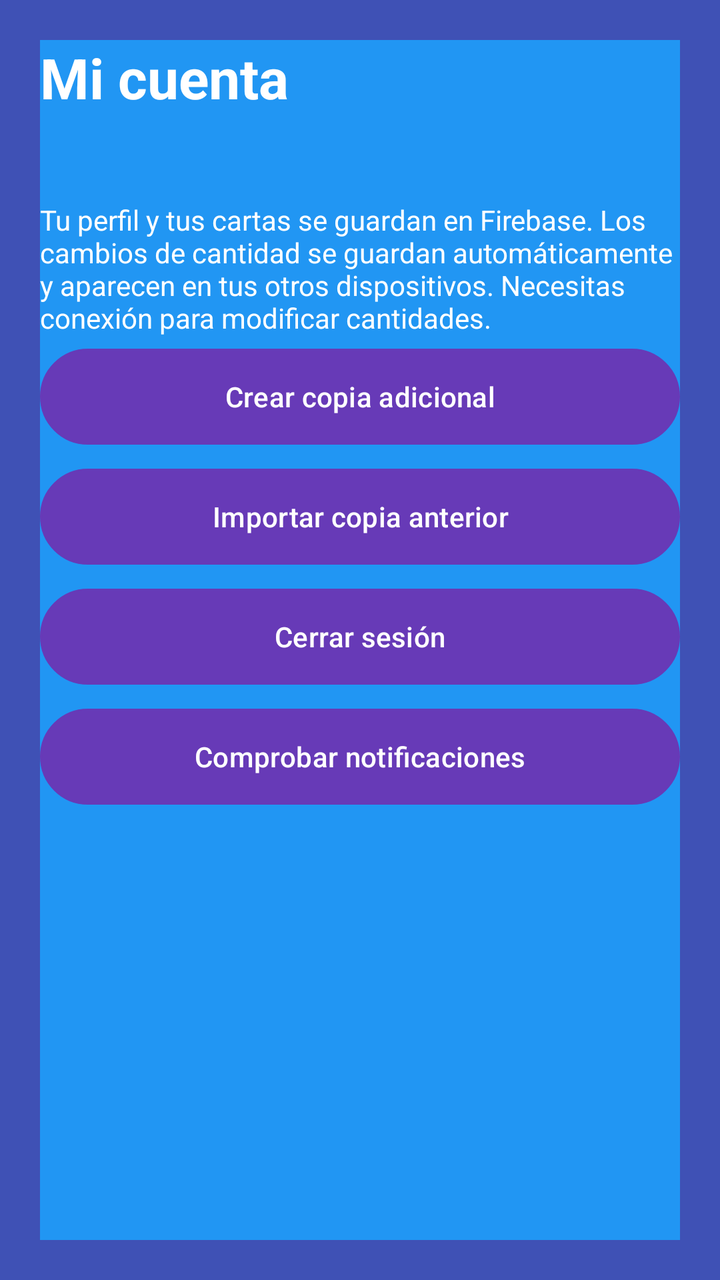
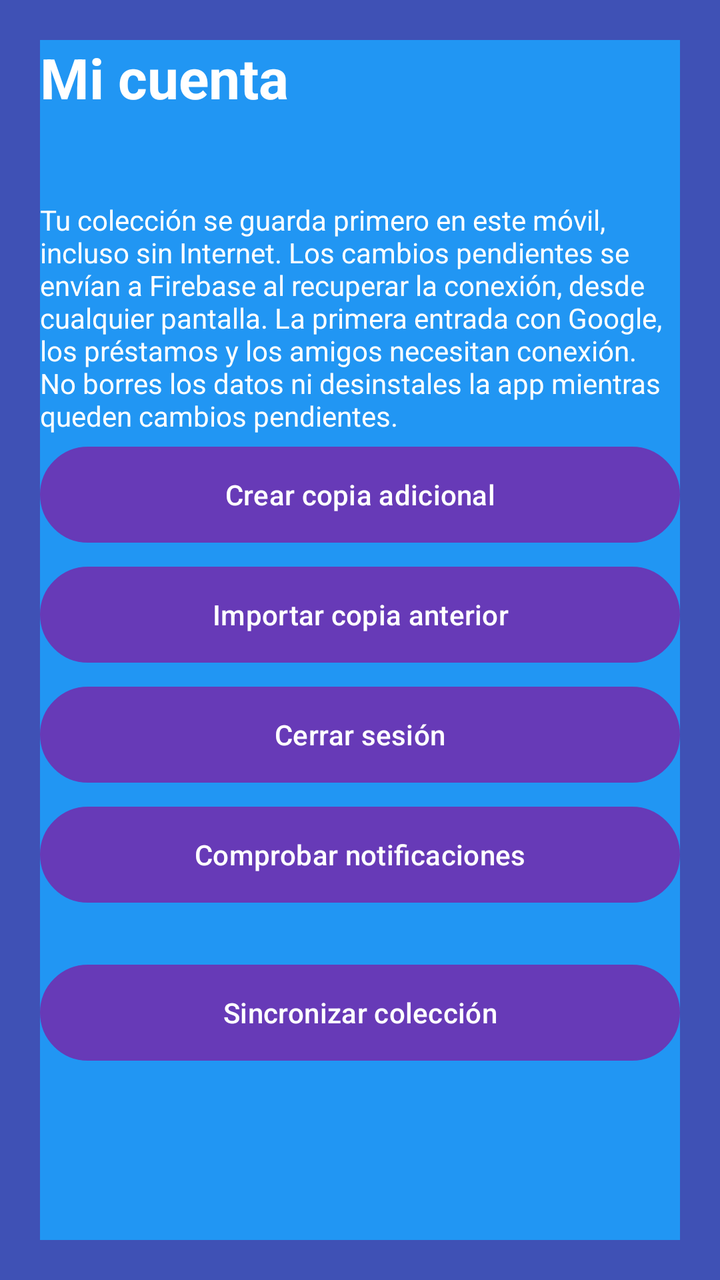

Before-and-after screenshots of an Android layout around one commit, followed by the original layout XML and the change that was made.
<!-- AndroidManifest.xml: application theme Theme.InkShare -->
<!-- res/layout/activity_cuenta.xml -->
<?xml version="1.0" encoding="utf-8"?>
<ScrollView xmlns:android="http://schemas.android.com/apk/res/android"
    android:id="@+id/main"
    android:layout_width="match_parent"
    android:layout_height="match_parent"
    android:background="#3F51B5"
    android:backgroundTint="#3F51B5"
    android:fillViewport="true"
    android:padding="20dp">

    <LinearLayout
        android:layout_width="match_parent"
        android:layout_height="wrap_content"
        android:background="#2196F3"
        android:orientation="vertical">

        <TextView android:textColor="@color/white"
            android:layout_width="match_parent"
            android:layout_height="wrap_content"
            android:text="Mi cuenta"
            android:textSize="28sp"
            android:textStyle="bold" />

        <TextView android:textColor="@color/white"
            android:id="@+id/account"
            android:layout_width="match_parent"
            android:layout_height="wrap_content"
            android:layout_marginBottom="24dp"
            android:textIsSelectable="true" />

        <TextView android:textColor="@color/white"
            android:layout_width="match_parent"
            android:layout_height="wrap_content"
            android:text="Tu perfil y tus cartas se guardan en Firebase. Los cambios de cantidad se guardan automáticamente y aparecen en tus otros dispositivos. Necesitas conexión para modificar cantidades." />

        <Button android:textColor="@color/white"
            android:id="@+id/backup"
            android:layout_width="match_parent"
            android:layout_height="wrap_content"
            android:background="@drawable/bg_boton_morado"
            android:text="Crear copia adicional"     android:layout_marginTop="@dimen/button_half_gap"
            android:layout_marginBottom="@dimen/button_half_gap"
        />

        <Button android:textColor="@color/white"
            android:id="@+id/restore"
            android:layout_width="match_parent"
            android:layout_height="wrap_content"
            android:background="@drawable/bg_boton_morado"
            android:text="Importar copia anterior"     android:layout_marginTop="@dimen/button_half_gap"
            android:layout_marginBottom="@dimen/button_half_gap"
        />

        <Button android:textColor="@color/white"
            android:id="@+id/importLegacy"
            android:layout_width="match_parent"
            android:layout_height="wrap_content"
            android:background="@drawable/bg_boton_morado"
            android:text="Importar colección anterior"
            android:visibility="gone"     android:layout_marginTop="@dimen/button_half_gap"
            android:layout_marginBottom="@dimen/button_half_gap"
        />

        <Button android:textColor="@color/white"
            android:id="@+id/logout"
            android:layout_width="match_parent"
            android:layout_height="wrap_content"
            android:background="@drawable/bg_boton_morado"
            android:text="Cerrar sesión"     android:layout_marginTop="@dimen/button_half_gap"
            android:layout_marginBottom="@dimen/button_half_gap"
        />

        <Button android:textColor="@color/white"
            android:id="@+id/checkNotifications"
            android:layout_width="match_parent"
            android:layout_height="wrap_content"
            android:background="@drawable/bg_boton_morado"
            android:text="Comprobar notificaciones"
            android:layout_marginTop="@dimen/button_half_gap"
            android:layout_marginBottom="@dimen/button_half_gap" />

        <ProgressBar
            android:id="@+id/cloudProgress"
            android:layout_width="match_parent"
            android:layout_height="wrap_content"
            android:visibility="gone" />

        <TextView android:textColor="@color/white"
            android:id="@+id/cloudStatus"
            android:layout_width="match_parent"
            android:layout_height="wrap_content"
            android:accessibilityLiveRegion="polite" />
    </LinearLayout>
</ScrollView>
<!-- resources referenced by this layout -->
<resources>
  <color name="white">#FFFFFFFF</color>
  <dimen name="button_half_gap">6dp</dimen>
  <!-- drawable bg_boton_morado (drawable) -->
  <?xml version="1.0" encoding="utf-8"?>
  <shape xmlns:android="http://schemas.android.com/apk/res/android"
      android:shape="rectangle">
  
      <gradient
          android:angle="0"
          android:startColor="#4B09C1"
          android:endColor="#8614D4" />
  
      <corners android:radius="28dp" />
  
      <stroke
          android:width="1dp"
          android:color="#7650E5" />
  
      <padding
          android:left="16dp"
          android:top="8dp"
          android:right="16dp"
          android:bottom="8dp" />
  
  </shape>
  <style name="Theme.InkShare" parent="Base.Theme.InkShare" />
  <style name="Base.Theme.InkShare" parent="Fixed.Theme.InkShare" />
  <style name="Fixed.Theme.InkShare" parent="Theme.Material3.Dark.NoActionBar">
          <item name="android:forceDarkAllowed">false</item>
          <item name="android:windowLightStatusBar">false</item>
          <item name="android:windowLightNavigationBar">false</item>
          <item name="android:textColor">@color/white</item>
          <item name="android:textColorPrimary">@color/white</item>
          <item name="android:textColorSecondary">@color/white</item>
          <item name="android:textColorTertiary">@color/white</item>
          <item name="android:textColorPrimaryInverse">@color/white</item>
          <item name="android:textColorSecondaryInverse">@color/white</item>
          <item name="android:textColorHint">@color/white</item>
          <item name="android:textColorLink">@color/white</item>
          <item name="colorPrimary">#673AB7</item>
          <item name="colorOnPrimary">@color/white</item>
          <item name="colorOnPrimaryContainer">@color/white</item>
          <item name="colorOnSecondary">@color/white</item>
          <item name="colorOnSecondaryContainer">@color/white</item>
          <item name="colorOnTertiary">@color/white</item>
          <item name="colorOnTertiaryContainer">@color/white</item>
          <item name="colorOnSurface">@color/white</item>
          <item name="colorOnSurfaceVariant">@color/white</item>
          <item name="colorOnBackground">@color/white</item>
          <item name="buttonBarPositiveButtonStyle">@style/InkShare.DialogButton</item>
          <item name="buttonBarNegativeButtonStyle">@style/InkShare.DialogButton</item>
          <item name="buttonBarNeutralButtonStyle">@style/InkShare.DialogButton</item>
          <item name="tabStyle">@style/InkShare.Tabs</item>
      </style>
  <style name="InkShare.DialogButton" parent="Widget.Material3.Button.TextButton.Dialog">
          <item name="android:textColor">@color/white</item>
      </style>
  <style name="InkShare.Tabs" parent="Widget.Material3.TabLayout">
          <item name="tabTextColor">@color/white</item>
          <item name="tabSelectedTextColor">@color/white</item>
      </style>
</resources>

<!-- the commit's change to res/layout/activity_cuenta.xml (unified diff, before → after) -->
@@ -31,7 +31,7 @@
         <TextView android:textColor="@color/white"
             android:layout_width="match_parent"
             android:layout_height="wrap_content"
-            android:text="Tu perfil y tus cartas se guardan en Firebase. Los cambios de cantidad se guardan automáticamente y aparecen en tus otros dispositivos. Necesitas conexión para modificar cantidades." />
+            android:text="Tu colección se guarda primero en este móvil, incluso sin Internet. Los cambios pendientes se envían a Firebase al recuperar la conexión, desde cualquier pantalla. La primera entrada con Google, los préstamos y los amigos necesitan conexión. No borres los datos ni desinstales la app mientras queden cambios pendientes." />
 
         <Button android:textColor="@color/white"
             android:id="@+id/backup"
@@ -79,6 +79,30 @@
             android:layout_marginTop="@dimen/button_half_gap"
             android:layout_marginBottom="@dimen/button_half_gap" />
 
+        <TextView android:textColor="@color/white"
+            android:id="@+id/collectionSyncStatus"
+            android:layout_width="match_parent"
+            android:layout_height="wrap_content"
+            android:accessibilityLiveRegion="polite" />
+        <Button android:textColor="@color/white"
+            android:id="@+id/retryCollectionSync"
+            android:layout_width="match_parent"
+            android:layout_height="wrap_content"
+            android:background="@drawable/bg_boton_morado"
+            android:text="Sincronizar colección"
+            android:layout_marginTop="@dimen/button_half_gap"
+            android:layout_marginBottom="@dimen/button_half_gap" />
+
+        <Button android:textColor="@color/white"
+            android:id="@+id/resolveCollectionConflict"
+            android:layout_width="match_parent"
+            android:layout_height="wrap_content"
+            android:background="@drawable/bg_boton_morado"
+            android:text="Resolver cambio en conflicto"
+            android:visibility="gone"
+            android:layout_marginTop="@dimen/button_half_gap"
+            android:layout_marginBottom="@dimen/button_half_gap" />
+
         <ProgressBar
             android:id="@+id/cloudProgress"
             android:layout_width="match_parent"
